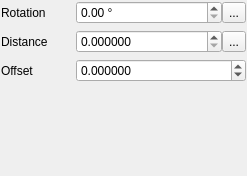
Qt form src/ui/symbollayer/widget_linepatternfill.ui (qgis/QGIS) before a commit.
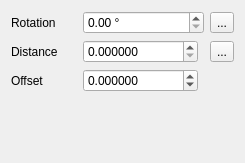
The same form after that commit. Custom widgets are drawn as their Qt base class.

What changed in the file:
```diff
--- a/src/ui/symbollayer/widget_linepatternfill.ui
+++ b/src/ui/symbollayer/widget_linepatternfill.ui
@@ -6,68 +6,36 @@
    <rect>
     <x>0</x>
     <y>0</y>
-    <width>247</width>
-    <height>176</height>
+    <width>245</width>
+    <height>163</height>
    </rect>
   </property>
   <property name="windowTitle">
    <string>Form</string>
   </property>
-  <layout class="QFormLayout" name="formLayout">
-   <property name="fieldGrowthPolicy">
-    <enum>QFormLayout::AllNonFixedFieldsGrow</enum>
-   </property>
-   <property name="labelAlignment">
-    <set>Qt::AlignLeading|Qt::AlignLeft|Qt::AlignTop</set>
-   </property>
-   <property name="horizontalSpacing">
-    <number>28</number>
-   </property>
-   <property name="margin">
-    <number>1</number>
-   </property>
-   <item row="1" column="0">
+  <layout class="QGridLayout" name="gridLayout">
+   <item row="0" column="0">
     <widget class="QLabel" name="mRotationLabel">
      <property name="text">
       <string>Rotation</string>
      </property>
     </widget>
    </item>
-   <item row="1" column="1">
-    <layout class="QHBoxLayout" name="horizontalLayout_2">
-     <item>
-      <widget class="QgsDoubleSpinBox" name="mAngleSpinBox">
-       <property name="suffix">
-        <string> °</string>
-       </property>
-       <property name="maximum">
-        <double>360.000000000000000</double>
-       </property>
-       <property name="singleStep">
-        <double>0.500000000000000</double>
-       </property>
-       <property name="showClearButton" stdset="0">
-        <bool>true</bool>
-       </property>
-      </widget>
-     </item>
-     <item>
-      <widget class="QgsDataDefinedButton" name="mAngleDDBtn">
-       <property name="text">
-        <string>...</string>
-       </property>
-      </widget>
-     </item>
-    </layout>
+   <item row="0" column="2">
+    <widget class="QgsDataDefinedButton" name="mAngleDDBtn">
+     <property name="text">
+      <string>...</string>
+     </property>
+    </widget>
    </item>
-   <item row="3" column="0">
+   <item row="1" column="0">
     <widget class="QLabel" name="mDistanceLabel">
      <property name="text">
       <string>Distance</string>
      </property>
     </widget>
    </item>
-   <item row="3" column="1">
+   <item row="1" column="1">
     <layout class="QHBoxLayout" name="horizontalLayout">
      <item>
       <widget class="QgsDoubleSpinBox" name="mDistanceSpinBox">
@@ -91,13 +59,6 @@
        </property>
       </widget>
      </item>
-     <item>
-      <widget class="QgsDataDefinedButton" name="mDistanceDDBtn">
-       <property name="text">
-        <string>...</string>
-       </property>
-      </widget>
-     </item>
      <item>
       <widget class="QgsUnitSelectionWidget" name="mDistanceUnitWidget" native="true">
        <property name="minimumSize">
@@ -110,14 +71,14 @@
      </item>
     </layout>
    </item>
-   <item row="4" column="0">
+   <item row="2" column="0">
     <widget class="QLabel" name="mOffsetLabel">
      <property name="text">
       <string>Offset</string>
      </property>
     </widget>
    </item>
-   <item row="4" column="1">
+   <item row="2" column="1">
     <layout class="QHBoxLayout" name="horizontalLayout_4">
      <item>
       <widget class="QgsDoubleSpinBox" name="mOffsetSpinBox">
@@ -149,6 +110,46 @@
      </item>
     </layout>
    </item>
+   <item row="1" column="2">
+    <widget class="QgsDataDefinedButton" name="mDistanceDDBtn">
+     <property name="text">
+      <string>...</string>
+     </property>
+    </widget>
+   </item>
+   <item row="0" column="1">
+    <layout class="QHBoxLayout" name="horizontalLayout_2">
+     <item>
+      <widget class="QgsDoubleSpinBox" name="mAngleSpinBox">
+       <property name="suffix">
+        <string> °</string>
+       </property>
+       <property name="maximum">
+        <double>360.000000000000000</double>
+       </property>
+       <property name="singleStep">
+        <double>0.500000000000000</double>
+       </property>
+       <property name="showClearButton" stdset="0">
+        <bool>true</bool>
+       </property>
+      </widget>
+     </item>
+    </layout>
+   </item>
+   <item row="3" column="1">
+    <spacer name="verticalSpacer">
+     <property name="orientation">
+      <enum>Qt::Vertical</enum>
+     </property>
+     <property name="sizeHint" stdset="0">
+      <size>
+       <width>20</width>
+       <height>40</height>
+      </size>
+     </property>
+    </spacer>
+   </item>
   </layout>
  </widget>
  <customwidgets>
```
